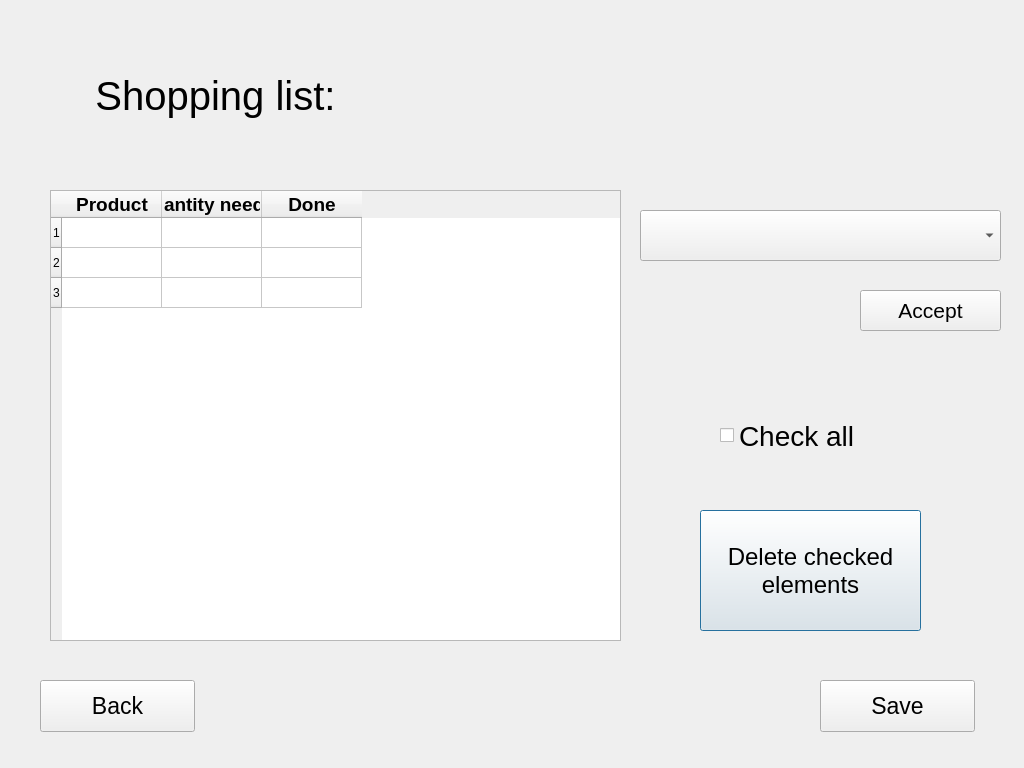
Above: supermarket/interfaces/shoppingList.ui from mikolajWasik/supermarket before the change. Below: the same form after it.
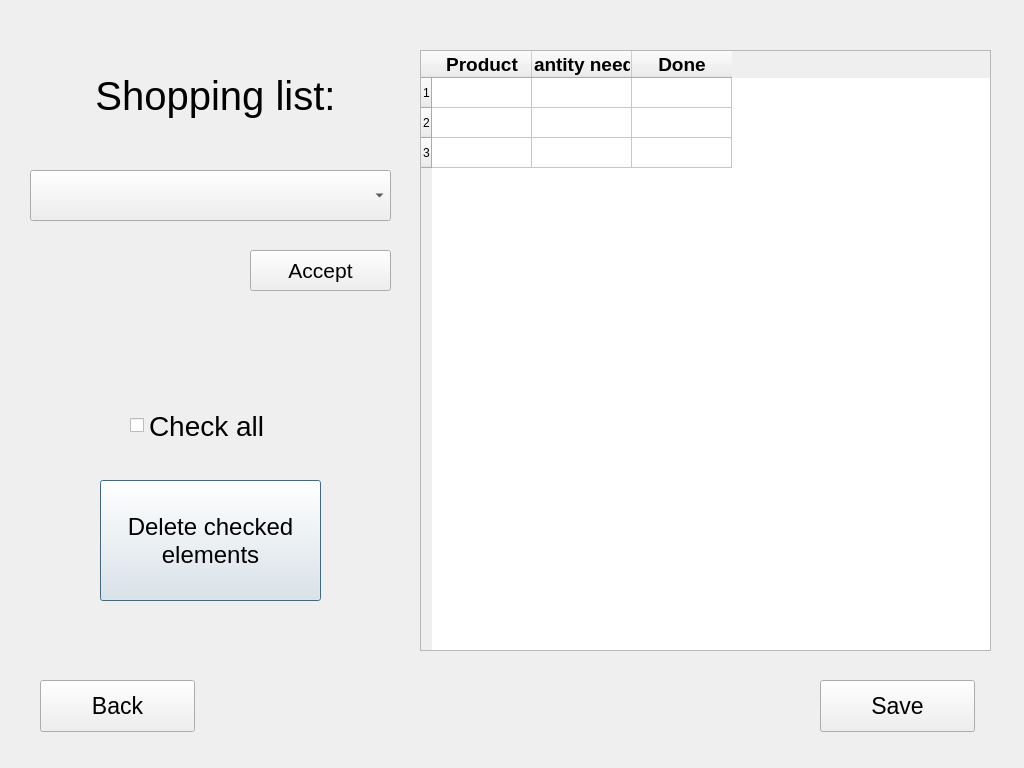
That is the form after the change.

Commit message: Added functionalities od shopping list and made code more readable

The edit to the form file:
```diff
--- a/supermarket/interfaces/shoppingList.ui
+++ b/supermarket/interfaces/shoppingList.ui
@@ -37,10 +37,10 @@
   <widget class="QTableWidget" name="shoppingListTable">
    <property name="geometry">
     <rect>
-     <x>50</x>
-     <y>190</y>
+     <x>420</x>
+     <y>50</y>
      <width>571</width>
-     <height>451</height>
+     <height>601</height>
     </rect>
    </property>
    <row>
@@ -98,8 +98,8 @@
   <widget class="QPushButton" name="deleteButton">
    <property name="geometry">
     <rect>
-     <x>700</x>
-     <y>510</y>
+     <x>100</x>
+     <y>480</y>
      <width>221</width>
      <height>121</height>
     </rect>
@@ -117,9 +117,9 @@
   <widget class="QCheckBox" name="checkAllBox">
    <property name="geometry">
     <rect>
-     <x>720</x>
-     <y>400</y>
-     <width>181</width>
+     <x>130</x>
+     <y>390</y>
+     <width>161</width>
      <height>71</height>
     </rect>
    </property>
@@ -161,8 +161,8 @@
   <widget class="QComboBox" name="allProductsList">
    <property name="geometry">
     <rect>
-     <x>640</x>
-     <y>210</y>
+     <x>30</x>
+     <y>170</y>
      <width>361</width>
      <height>51</height>
     </rect>
@@ -176,8 +176,8 @@
   <widget class="QPushButton" name="addAccept">
    <property name="geometry">
     <rect>
-     <x>860</x>
-     <y>290</y>
+     <x>250</x>
+     <y>250</y>
      <width>141</width>
      <height>41</height>
     </rect>
```
The commit also changes 9 other files.
